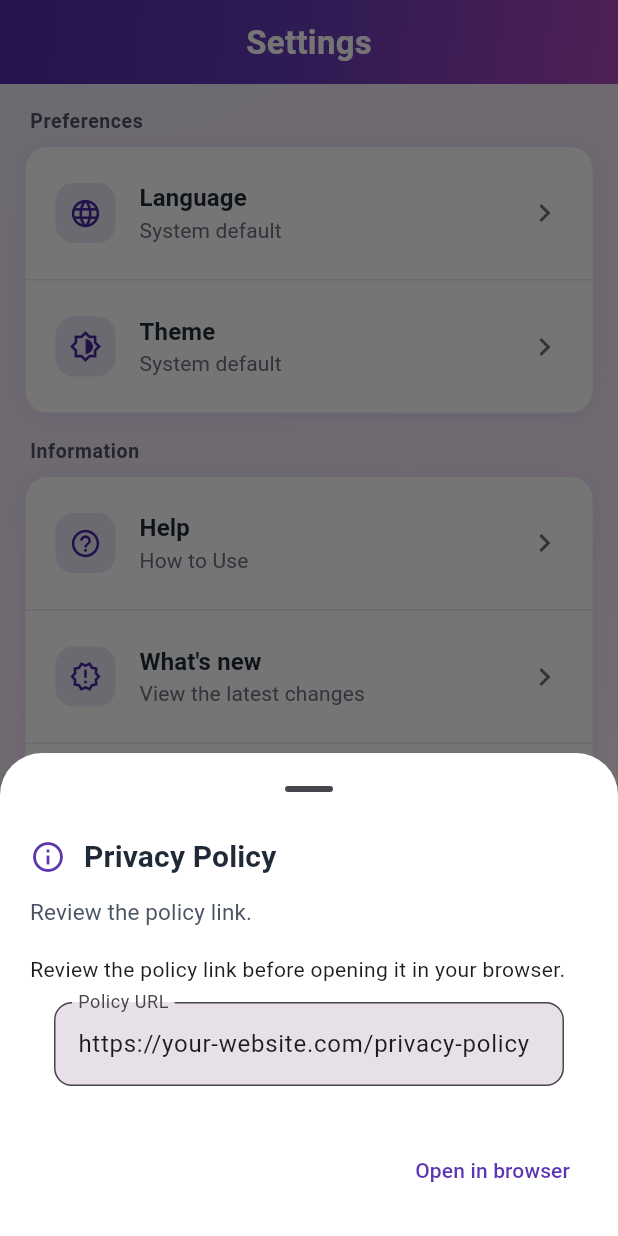
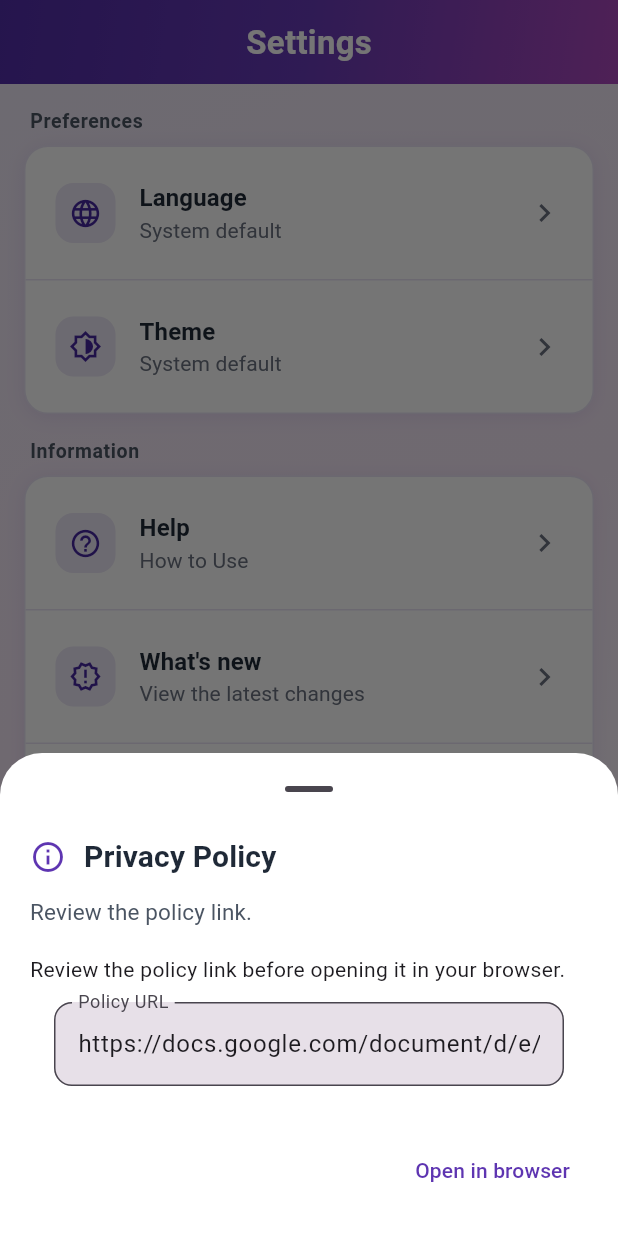
Before and after one commit to newyear2026/randomfocus_app, a Flutter app: the SettingsPage widget shown alone on an empty page, opened directly, after a tap on "Privacy Policy", on a phone screen of 412 x 824 dp. Run offline on Flutter 3.47's test engine with Material 3 defaults, Android fonts, the phone set to English and light mode, and no system bars; our stand-ins replace firebase_analytics, firebase_core, firebase_crashlytics, flutter_fortune_wheel, google_mobile_ads, just_audio and 5 more; missing offline and left inert: in_app_update; accounts and stored records are empty.

Commit message:
fix: link published privacy policy

```diff
--- a/lib/pages/settings_page.dart
+++ b/lib/pages/settings_page.dart
@@ -244,7 +244,9 @@ class _SettingsPageState extends State<SettingsPage> {
   }
 
   Future<void> _showPrivacyPolicySheet() async {
-    const privacyPolicyUrl = 'https://your-website.com/privacy-policy';
+    const privacyPolicyUrl =
+        'https://docs.google.com/document/d/e/'
+        '2PACX-1vShowtzVPBEdPtpYgWt0oFfhj0yz2BTL6Nb0n3NHavgb0giAcQA2TbT4nnL3mEk1ayjrLqHxf1egHqh/pub';
     final l10n = AppLocalizations.of(context);
 
     await showAppBottomSheet<void>(
```
